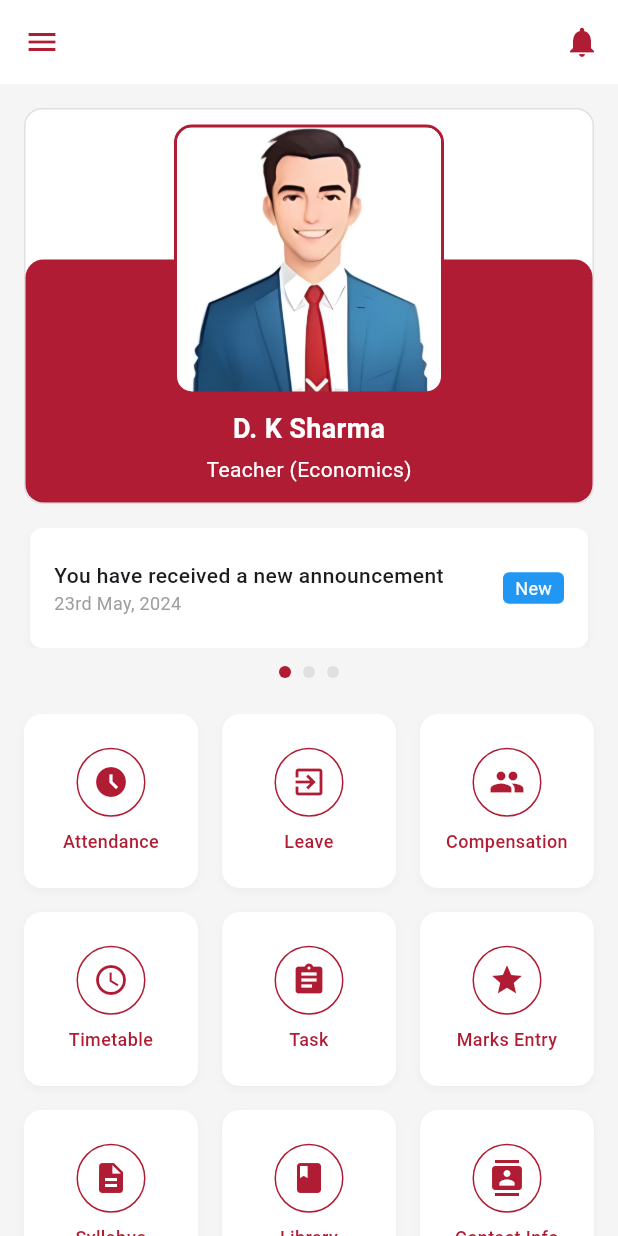
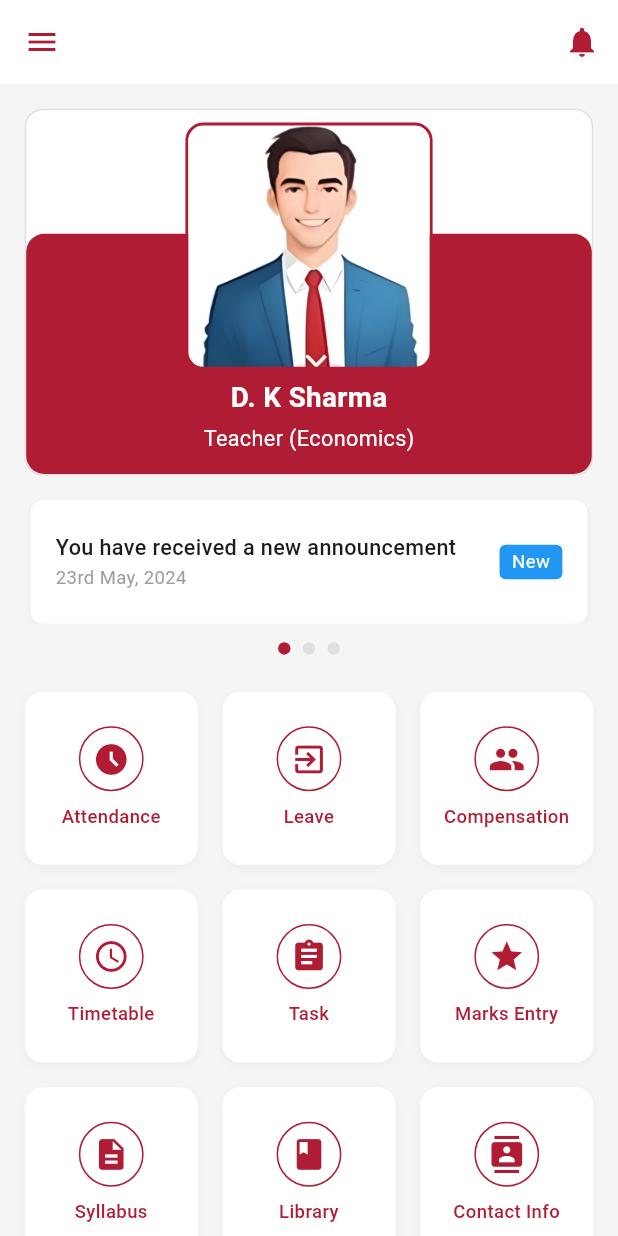
Before and after one commit to HappySR/Vasp-Technologies-Assessment, a Flutter app: the TeacherDashboardScreen screen opened directly, on a phone screen of 412 x 824 dp. Run offline on Flutter 3.47's test engine with Material 3 defaults, Android fonts, the phone set to English and light mode, and no system bars.

Commit message:
Made dashboard page completely dynamic

```diff
--- a/vasp_technologies/lib/dashboard.dart
+++ b/vasp_technologies/lib/dashboard.dart
@@ -78,6 +78,16 @@ class _TeacherDashboardScreenState extends State<TeacherDashboardScreen> {
 
   @override
   Widget build(BuildContext context) {
+    // Get screen size for responsiveness
+    final Size screenSize = MediaQuery.of(context).size;
+    final double screenWidth = screenSize.width;
+    final double screenHeight = screenSize.height;
+
+    // Calculate responsive sizes
+    final double profileImageSize = screenWidth * 0.4;
+    final double menuItemPadding = screenWidth * 0.02;
+    final double menuIconSize = screenWidth * 0.06;
+
     return Scaffold(
       backgroundColor: Colors.grey[100],
       appBar: AppBar(
@@ -108,25 +118,28 @@ class _TeacherDashboardScreenState extends State<TeacherDashboardScreen> {
             children: [
               // Header section
               Container(
-                padding: const EdgeInsets.symmetric(vertical: 24, horizontal: 16),
+                padding: EdgeInsets.symmetric(
+                    vertical: screenHeight * 0.03,
+                    horizontal: screenWidth * 0.04
+                ),
                 width: double.infinity,
                 color: Colors.white,
                 child: Column(
                   children: [
                     // App logo or school logo
                     Container(
-                      padding: const EdgeInsets.all(12),
+                      padding: EdgeInsets.all(screenWidth * 0.03),
                       decoration: BoxDecoration(
                         color: const Color(0xFFF5F5F5),
                         borderRadius: BorderRadius.circular(12),
                       ),
                       child: Icon(
                         Icons.school,
-                        size: 42,
+                        size: screenWidth * 0.1,
                         color: const Color(0xFFB01C33),
                       ),
                     ),
-                    const SizedBox(height: 16),
+                    SizedBox(height: screenHeight * 0.02),
                     const Text(
                       'Teacher Dashboard',
                       style: TextStyle(
@@ -135,7 +148,7 @@ class _TeacherDashboardScreenState extends State<TeacherDashboardScreen> {
                         color: Color(0xFFB01C33),
                       ),
                     ),
-                    const SizedBox(height: 8),
+                    SizedBox(height: screenHeight * 0.01),
                     const Divider(),
                   ],
                 ),
@@ -166,7 +179,7 @@ class _TeacherDashboardScreenState extends State<TeacherDashboardScreen> {
 
               // Profile and logout section
               Container(
-                padding: const EdgeInsets.all(16),
+                padding: EdgeInsets.all(screenWidth * 0.04),
                 decoration: BoxDecoration(
                   color: Colors.white,
                   boxShadow: [
@@ -185,8 +198,8 @@ class _TeacherDashboardScreenState extends State<TeacherDashboardScreen> {
                       child: Row(
                         children: [
                           Container(
-                            width: 48,
-                            height: 48,
+                            width: screenWidth * 0.12,
+                            height: screenWidth * 0.12,
                             decoration: BoxDecoration(
                               shape: BoxShape.circle,
                               border: Border.all(
@@ -195,14 +208,14 @@ class _TeacherDashboardScreenState extends State<TeacherDashboardScreen> {
                               ),
                             ),
                             child: ClipRRect(
-                              borderRadius: BorderRadius.circular(24),
+                              borderRadius: BorderRadius.circular(screenWidth * 0.06),
                               child: Image.asset(
                                 'assets/images/teacher.png',
                                 fit: BoxFit.cover,
                               ),
                             ),
                           ),
-                          const SizedBox(width: 12),
+                          SizedBox(width: screenWidth * 0.03),
                           Flexible(
                             child: Column(
                               crossAxisAlignment: CrossAxisAlignment.start,
@@ -243,11 +256,11 @@ class _TeacherDashboardScreenState extends State<TeacherDashboardScreen> {
                           );
                         },
                         child: Container(
-                          padding: const EdgeInsets.all(8),
-                          child: const Icon(
+                          padding: EdgeInsets.all(screenWidth * 0.02),
+                          child: Icon(
                             Icons.logout,
-                            color: Color(0xFFB01C33),
-                            size: 24,
+                            color: const Color(0xFFB01C33),
+                            size: screenWidth * 0.06,
                           ),
                         ),
                       ),
@@ -259,13 +272,18 @@ class _TeacherDashboardScreenState extends State<TeacherDashboardScreen> {
           ),
         ),
       ),
-      body: Builder(
-        builder: (BuildContext context) {
-          return Column(
+      body: LayoutBuilder(
+        builder: (BuildContext context, BoxConstraints constraints) {
+          return SingleChildScrollView(
+            child: ConstrainedBox(
+              constraints: BoxConstraints(
+                minHeight: constraints.maxHeight,
+              ),
+              child: Column(
                 children: [
                   // Profile Card
                   Container(
-                margin: const EdgeInsets.all(16),
+                    margin: EdgeInsets.all(screenWidth * 0.04),
                     decoration: BoxDecoration(
                       color: Colors.white,
                       borderRadius: BorderRadius.circular(12),
@@ -277,35 +295,33 @@ class _TeacherDashboardScreenState extends State<TeacherDashboardScreen> {
                       children: [
                         Column(
                           children: [
-                        const SizedBox(height: 100), // Reduced space at top to account for overlapping image
+                            SizedBox(height: screenHeight * 0.1), // Reduced space at top for overlapping image
                             // Name and Designation section
                             Container(
                               width: double.infinity,
-                          padding: const EdgeInsets.only(top: 100, bottom: 12), // Added padding at top for image overlap
+                              padding: EdgeInsets.only(
+                                  top: profileImageSize * 0.58,
+                                  bottom: screenHeight * 0.015
+                              ),
                               decoration: const BoxDecoration(
                                 color: Color(0xFFB01C33),
-                            borderRadius: BorderRadius.only(
-                              bottomLeft: Radius.circular(12),
-                              bottomRight: Radius.circular(12),
-                              topLeft: Radius.circular(12),
-                              topRight: Radius.circular(12),
+                                borderRadius: BorderRadius.all(Radius.circular(12)),
                               ),
-                          ),
-                          child: const Column(
+                              child: Column(
                                 children: [
                                   Text(
                                     'D. K Sharma',
                                     style: TextStyle(
-                                  fontSize: 18,
+                                      fontSize: screenWidth * 0.045,
                                       fontWeight: FontWeight.bold,
                                       color: Colors.white,
                                     ),
                                   ),
-                              SizedBox(height: 4),
+                                  SizedBox(height: screenHeight * 0.005),
                                   Text(
                                     'Teacher (Economics)',
                                     style: TextStyle(
-                                  fontSize: 14,
+                                      fontSize: screenWidth * 0.035,
                                       color: Colors.white,
                                     ),
                                   ),
@@ -316,10 +332,10 @@ class _TeacherDashboardScreenState extends State<TeacherDashboardScreen> {
                         ),
                         // Profile Image - positioned to overlap
                         Positioned(
-                      top: 10,
+                          top: screenHeight * 0.01,
                           child: Container(
-                        width: 180,
-                        height: 180,
+                            width: profileImageSize,
+                            height: profileImageSize,
                             decoration: BoxDecoration(
                               borderRadius: BorderRadius.circular(12),
                               border: Border.all(
@@ -342,15 +358,18 @@ class _TeacherDashboardScreenState extends State<TeacherDashboardScreen> {
 
                   // Notification Carousel
                   Container(
-                height: 80,
-                margin: const EdgeInsets.symmetric(horizontal: 16),
+                    height: screenHeight * 0.1,
+                    margin: EdgeInsets.symmetric(horizontal: screenWidth * 0.04),
                     child: PageView.builder(
                       controller: _notificationController,
                       itemCount: _notifications.length,
                       itemBuilder: (context, index) {
                         return Container(
-                      margin: const EdgeInsets.symmetric(horizontal: 4),
-                      padding: const EdgeInsets.symmetric(horizontal: 16, vertical: 8),
+                          margin: EdgeInsets.symmetric(horizontal: screenWidth * 0.01),
+                          padding: EdgeInsets.symmetric(
+                              horizontal: screenWidth * 0.04,
+                              vertical: screenHeight * 0.01
+                          ),
                           decoration: BoxDecoration(
                             color: Colors.white,
                             borderRadius: BorderRadius.circular(8),
@@ -371,15 +390,17 @@ class _TeacherDashboardScreenState extends State<TeacherDashboardScreen> {
                                   children: [
                                     Text(
                                       _notifications[index].message,
-                                  style: const TextStyle(
-                                    fontSize: 14,
+                                      style: TextStyle(
+                                        fontSize: screenWidth * 0.035,
                                         fontWeight: FontWeight.w500,
                                       ),
+                                      overflow: TextOverflow.ellipsis,
+                                      maxLines: 2,
                                     ),
                                     Text(
                                       _notifications[index].date,
-                                  style: const TextStyle(
-                                    fontSize: 12,
+                                      style: TextStyle(
+                                        fontSize: screenWidth * 0.03,
                                         color: Colors.grey,
                                       ),
                                     ),
@@ -387,16 +408,19 @@ class _TeacherDashboardScreenState extends State<TeacherDashboardScreen> {
                                 ),
                               ),
                               Container(
-                            padding: const EdgeInsets.symmetric(horizontal: 8, vertical: 2),
+                                padding: EdgeInsets.symmetric(
+                                    horizontal: screenWidth * 0.02,
+                                    vertical: screenHeight * 0.003
+                                ),
                                 decoration: BoxDecoration(
                                   color: _notifications[index].tagColor,
                                   borderRadius: BorderRadius.circular(4),
                                 ),
                                 child: Text(
                                   _notifications[index].tag,
-                              style: const TextStyle(
+                                  style: TextStyle(
                                     color: Colors.white,
-                                fontSize: 12,
+                                    fontSize: screenWidth * 0.03,
                                   ),
                                 ),
                               ),
@@ -408,15 +432,15 @@ class _TeacherDashboardScreenState extends State<TeacherDashboardScreen> {
                   ),
 
                   // Dots indicator
-              const SizedBox(height: 12),
+                  SizedBox(height: screenHeight * 0.015),
                   Row(
                     mainAxisAlignment: MainAxisAlignment.center,
                     children: [
                       for (int i = 0; i < _notifications.length; i++)
                         Container(
-                      margin: const EdgeInsets.symmetric(horizontal: 4),
-                      width: 8,
-                      height: 8,
+                          margin: EdgeInsets.symmetric(horizontal: screenWidth * 0.01),
+                          width: screenWidth * 0.02,
+                          height: screenWidth * 0.02,
                           decoration: BoxDecoration(
                             shape: BoxShape.circle,
                             color: i == _currentNotificationIndex ? const Color(0xFFB01C33) : Colors.grey[300],
@@ -424,34 +448,74 @@ class _TeacherDashboardScreenState extends State<TeacherDashboardScreen> {
                         ),
                     ],
                   ),
-              const SizedBox(height: 24),
+                  SizedBox(height: screenHeight * 0.03),
 
-              // Grid Menu
-              Expanded(
-                child: GridView.count(
-                  padding: const EdgeInsets.symmetric(horizontal: 16),
-                  crossAxisCount: 3,
-                  mainAxisSpacing: 16,
-                  crossAxisSpacing: 16,
+                  // Grid Menu - adaptive grid based on screen size
+                  GridView.builder(
+                    padding: EdgeInsets.symmetric(horizontal: screenWidth * 0.04),
+                    gridDelegate: SliverGridDelegateWithFixedCrossAxisCount(
+                      crossAxisCount: _getGridCrossAxisCount(screenWidth),
+                      mainAxisSpacing: screenHeight * 0.02,
+                      crossAxisSpacing: screenWidth * 0.04,
+                      childAspectRatio: _getChildAspectRatio(screenWidth),
+                    ),
                     shrinkWrap: true,
-                  children: [
-                    _buildMenuItem(icon: Icons.access_time_filled, title: 'Attendance', color: const Color(0xFFB01C33)),
-                    _buildMenuItem(icon: Icons.exit_to_app, title: 'Leave', color: const Color(0xFFB01C33)),
-                    _buildMenuItem(icon: Icons.people, title: 'Compensation', color: const Color(0xFFB01C33)),
-                    _buildMenuItem(icon: Icons.schedule, title: 'Timetable', color: const Color(0xFFB01C33)),
-                    _buildMenuItem(icon: Icons.assignment, title: 'Task', color: const Color(0xFFB01C33)),
-                    _buildMenuItem(icon: Icons.star, title: 'Marks Entry', color: const Color(0xFFB01C33)),
-                    _buildMenuItem(icon: Icons.description, title: 'Syllabus', color: const Color(0xFFB01C33)),
-                    _buildMenuItem(icon: Icons.book, title: 'Library', color: const Color(0xFFB01C33)),
-                    _buildMenuItem(icon: Icons.contacts, title: 'Contact Info', color: const Color(0xFFB01C33)),
+                    physics: const NeverScrollableScrollPhysics(),
+                    itemCount: 9,
+                    itemBuilder: (context, index) {
+                      // List of menu items
+                      final List<Map<String, dynamic>> menuItems = [
+                        {'icon': Icons.access_time_filled, 'title': 'Attendance'},
+                        {'icon': Icons.exit_to_app, 'title': 'Leave'},
+                        {'icon': Icons.people, 'title': 'Compensation'},
+                        {'icon': Icons.schedule, 'title': 'Timetable'},
+                        {'icon': Icons.assignment, 'title': 'Task'},
+                        {'icon': Icons.star, 'title': 'Marks Entry'},
+                        {'icon': Icons.description, 'title': 'Syllabus'},
+                        {'icon': Icons.book, 'title': 'Library'},
+                        {'icon': Icons.contacts, 'title': 'Contact Info'},
+                      ];
+
+                      return _buildMenuItem(
+                          icon: menuItems[index]['icon'],
+                          title: menuItems[index]['title'],
+                          color: const Color(0xFFB01C33),
+                          iconSize: menuIconSize,
+                          padding: menuItemPadding
+                      );
+                    },
+                  ),
+                  // Add padding at the bottom for better scrolling experience
+                  SizedBox(height: screenHeight * 0.02),
                 ],
               ),
             ),
-            ],
           );
         },
       ),
     );
+  }
+
+  // Helper method to determine grid cross axis count based on screen width
+  int _getGridCrossAxisCount(double width) {
+    if (width > 600) {
+      return 4; // Tablets and larger devices
+    } else if (width > 400) {
+      return 3; // Medium-sized phones
+    } else {
+      return 2; // Small phones
+    }
+  }
+
+  // Helper method to determine child aspect ratio based on screen width
+  double _getChildAspectRatio(double width) {
+    if (width > 600) {
+      return 1.2; // Tablets and larger devices
+    } else if (width > 400) {
+      return 1.0; // Medium-sized phones
+    } else {
+      return 0.9; // Small phones
+    }
   }
 
   Widget _buildDrawerCategory(String title) {
@@ -501,7 +565,13 @@ class _TeacherDashboardScreenState extends State<TeacherDashboardScreen> {
     );
   }
 
-  Widget _buildMenuItem({required IconData icon, required String title, required Color color}) {
+  Widget _buildMenuItem({
+    required IconData icon,
+    required String title,
+    required Color color,
+    required double iconSize,
+    required double padding
+  }) {
     return Container(
       decoration: BoxDecoration(
         color: Colors.white,
@@ -518,7 +588,7 @@ class _TeacherDashboardScreenState extends State<TeacherDashboardScreen> {
         mainAxisAlignment: MainAxisAlignment.center,
         children: [
           Container(
-            padding: const EdgeInsets.all(10),
+            padding: EdgeInsets.all(padding),
             decoration: BoxDecoration(
               color: Colors.white,
               shape: BoxShape.circle,
@@ -527,18 +597,19 @@ class _TeacherDashboardScreenState extends State<TeacherDashboardScreen> {
             child: Icon(
               icon,
               color: color,
-              size: 24,
+              size: iconSize,
             ),
           ),
           const SizedBox(height: 8),
           Text(
             title,
             style: TextStyle(
-              fontSize: 12,
+              fontSize: iconSize * 0.5,
               color: color,
               fontWeight: FontWeight.w500,
             ),
             textAlign: TextAlign.center,
+            overflow: TextOverflow.ellipsis,
           ),
         ],
       ),
```
Lines whose indentation alone changed are shown as unchanged.
